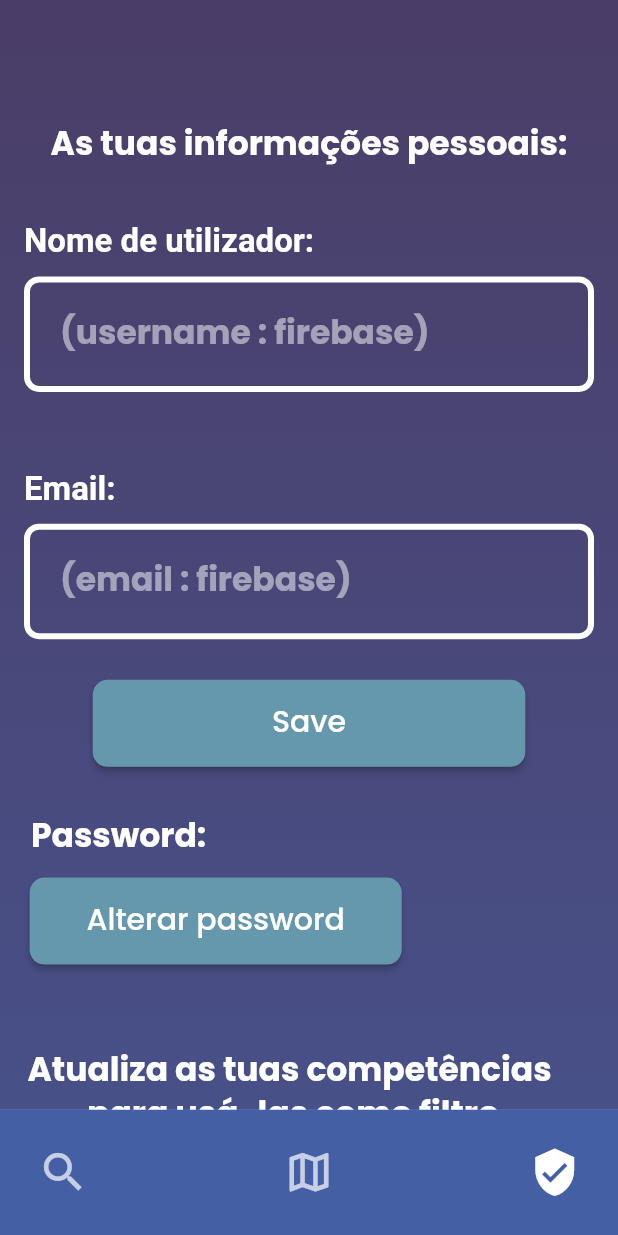
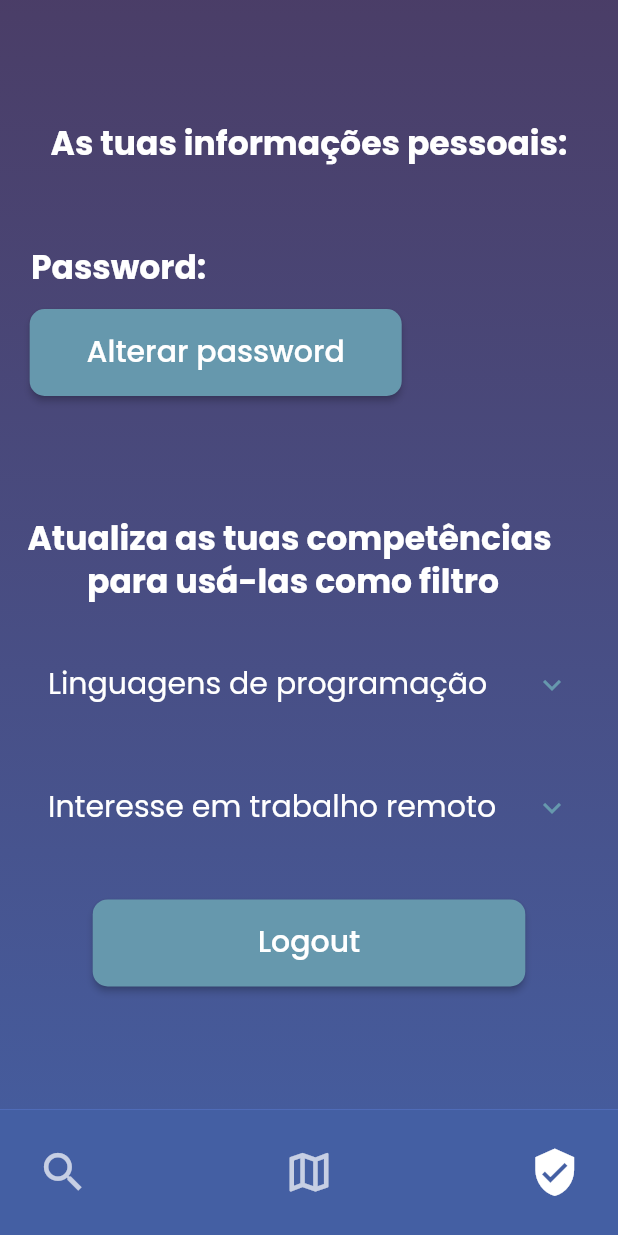
Before and after one commit to AndreSantos03/Y2S2-SoftwareEngineer, a Flutter app: the UserScreen screen opened directly, on a phone screen of 412 x 824 dp. Run offline on Flutter 3.47's test engine with Material 2 defaults, Android fonts, the phone set to English and light mode, and no system bars; drawn by our look-alikes of google_nav_bar; our stand-ins replace cloud_firestore, equatable, firebase_auth, firebase_core, google_fonts; missing offline and left inert: dart_numerics, flutter_driver; accounts and stored records are empty; network calls fail; project files that could hold a hidden picture were left out.

Commit message:
changed user screen

```diff
--- a/app/lib/views/pages/user-screen.dart
+++ b/app/lib/views/pages/user-screen.dart
@@ -34,7 +34,7 @@ class UserScreen extends StatelessWidget {
         child: Stack(
           children: [
             GradientBackground(
-                screenHeight: screenHeight + screenHeight * 0.55),
+                screenHeight: screenHeight),
             Positioned(
               top: screenHeight * 0.1,
               left: 0,
@@ -52,32 +52,7 @@ class UserScreen extends StatelessWidget {
               ),
             ),
             Positioned(
-                top: screenHeight * 0.18,
-                left: 0,
-                right: 0,
-                child: InputTextBox(
-                  controller: usernameController,
-                  topText: 'Nome de utilizador:',
-                  hintText: '(username : firebase)',
-                  obsText: false,
-                )),
-            Positioned(
-                top: screenHeight * 0.38,
-                left: 0,
-                right: 0,
-                child: InputTextBox(
-                  controller: emailController,
-                  topText: 'Email:',
-                  hintText: '(email : firebase)',
-                  obsText: false,
-                )),
-            Positioned(
-                top: screenHeight * 0.55,
-                left: 0,
-                right: 0,
-                child: RectangularButton(text: 'Save', onPressed: () {}, horizontalMargin: screenWidth * 0.15, backGroundColor: const Color.fromRGBO(102, 152, 173, 1))),
-            Positioned(
-              top: screenHeight * 0.66,
+              top: screenHeight * 0.20,
               left: screenWidth * 0.05,
               child: Text(
                 'Password:',
@@ -92,7 +67,7 @@ class UserScreen extends StatelessWidget {
               ),
             ),
             Positioned(
-                top: screenHeight * 0.71,
+                top: screenHeight * 0.25,
                 left: screenWidth * 0.048,
                 right: screenWidth * 0.35,
                 child: RectangularButton(
@@ -102,7 +77,7 @@ class UserScreen extends StatelessWidget {
                   backGroundColor: const Color.fromRGBO(102, 152, 173, 1),
                 )),
             Positioned(
-              top: screenHeight * 0.83,
+              top: screenHeight * 0.40,
               left: 0,
               right: 0,
               child: Column(
--- a/app/test_driver/test_config.dart
+++ b/app/test_driver/test_config.dart
@@ -22,7 +22,7 @@ Future<void> main() {
     ..targetAppPath = "test_driver/app.dart";
 
     // Run only 1 feature (comment this line to run all)
-    config.features = [r"test_driver/features/checkRegisterScreen.feature"];
+    // config.features = [r"test_driver/features/checkRegisterScreen.feature"];
 
     return GherkinRunner().execute(config);
 }
```
